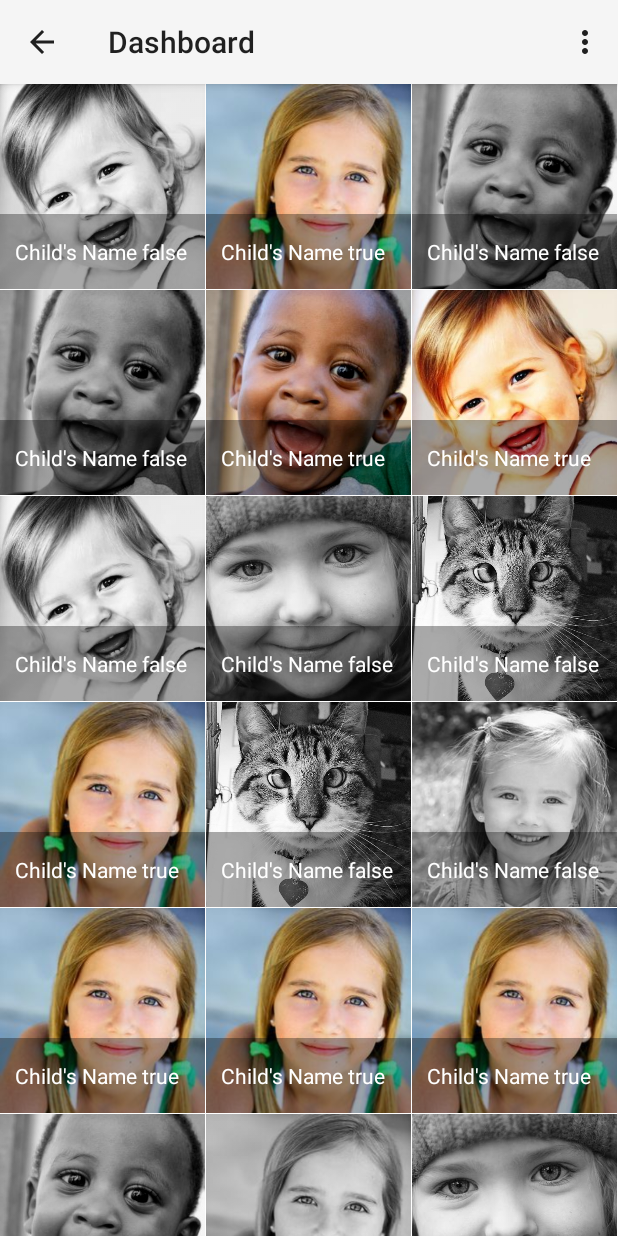
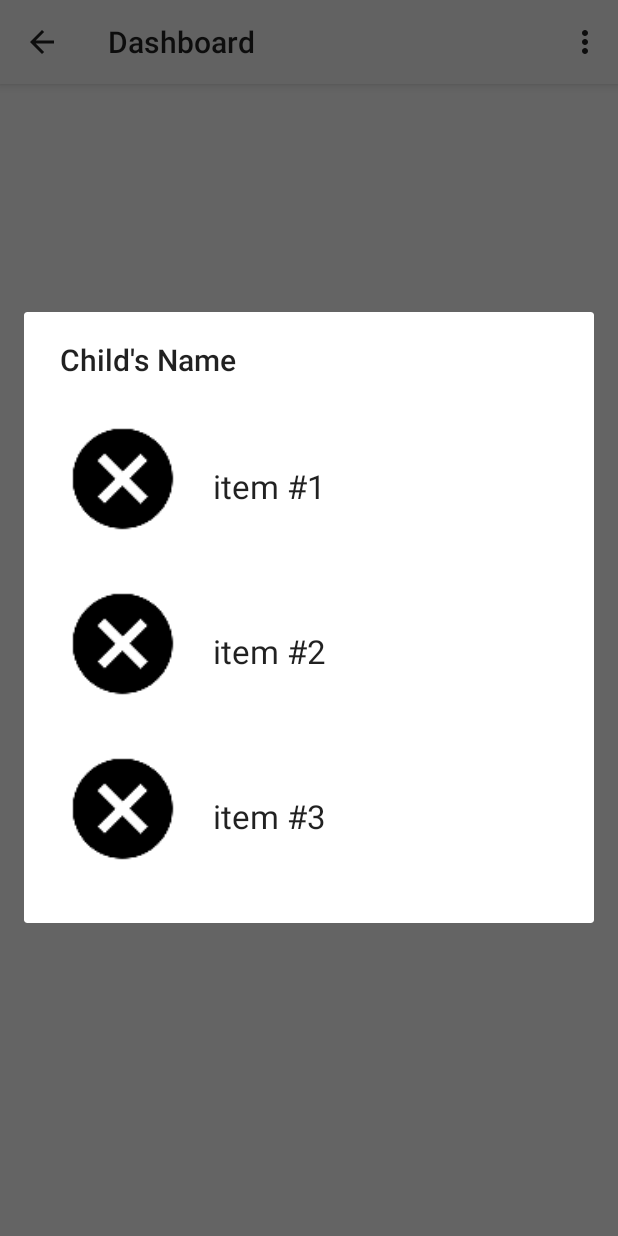
Before and after one commit to rkodde/cowboysenindiana, an Android app: the PresenceListActivity screen opened directly, with no data from a screen before it, after a tap on an icon or button, on a phone screen of 412 x 824 dp. Run offline under Robolectric (Android 15) with nearby library versions, the phone set to English and light mode, and no system bars.

Commit message:
New PresenceListContextMenu functionality:          added PresenceListContextMenuFragment / PresenceListMenuAdapter / precenselist_context_menu.xml / precenselist_context_menu_item.xml

```diff
--- a/CowboysenIndiana/app/build.gradle
+++ b/CowboysenIndiana/app/build.gradle
@@ -22,5 +22,6 @@ android {
 dependencies {
     compile fileTree(dir: 'libs', include: ['*.jar'])
     compile 'com.android.support:support-v4:23.0.1'
+    compile 'com.android.support:appcompat-v7:23.1.0'
     compile files('libs/jdom-2.0.3.jar')
 }
--- /dev/null
+++ b/CowboysenIndiana/app/src/main/java/nl/cowboysenindiana/app/presencelist/PresenceListContextMenuFragment.java
@@ -0,0 +1,117 @@
+package nl.cowboysenindiana.app.presencelist;
+
+import android.app.Dialog;
+import android.app.DialogFragment;
+import android.content.Intent;
+import android.os.Bundle;
+import android.view.View;
+import android.widget.AdapterView;
+import android.widget.ListView;
+
+import java.util.Arrays;
+import java.util.List;
+
+import nl.cowboysenindiana.app.data.ChildToTest;
+import nl.cowboysenindiana.app.editdata.AddChildDetail;
+import nl.cowboysenindiana.app.rooster.cowboysenindiana.R;
+import nl.cowboysenindiana.app.schedule.ScheduleActivity;
+
+/**
+ * PresenceListMenuAdapter class
+ * responsible for presentation the items of PresenceList context menu
+ * @see PresenceListMenuAdapter, DialogFragment
+ * @author Sasha Antipin
+ * @since 24-11-2015
+ * @version 0.1
+ */
+public class PresenceListContextMenuFragment extends DialogFragment {
+
+    public static final String CHILD_BUNDLE = "CHILD_BUNDLE";
+
+    private Intent intent;
+    private Bundle bundle;
+    private ChildToTest child;
+
+    private List<MenuItem> menuItems;
+
+    private PresenceListContextMenuFragment.MenuItem[] f = {
+            new PresenceListContextMenuFragment.MenuItem ("item #1", R.drawable.ic_close_circle_black_48dp),
+            new PresenceListContextMenuFragment.MenuItem ("item #2", R.drawable.ic_close_circle_black_48dp),
+            new PresenceListContextMenuFragment.MenuItem ("item #3", R.drawable.ic_close_circle_black_48dp)
+    };
+
+
+    @Override
+    public Dialog onCreateDialog(Bundle savedInstanceState) {
+
+        getActivity().setContentView(R.layout.precenselist_context_menu);
+        menuItems = Arrays.asList(f);
+        bundle = getArguments();
+        child = new ChildToTest(bundle);
+
+        PresenceListMenuAdapter adapter = new PresenceListMenuAdapter(getActivity(),
+                R.layout.presencelist_context_menu_item,
+                this.menuItems);
+
+        Dialog dialog = new Dialog(getActivity());
+        dialog.setTitle(child.getChildName());
+        dialog.setContentView(R.layout.precenselist_context_menu);
+
+        ListView listView = (ListView) dialog.findViewById(android.R.id.list);
+        listView.setAdapter(adapter);
+
+        listView.setOnItemClickListener(new AdapterView.OnItemClickListener() {
+
+            /**
+             * Callback method to be invoked when an item in this AdapterView has
+             * been clicked.
+             * <p>
+             * Implementers can call getItemAtPosition(position) if they need
+             * to access the data associated with the selected item.
+             *
+             * @param parent   The AdapterView where the click happened.
+             * @param view     The view within the AdapterView that was clicked (this
+             *                 will be a view provided by the adapter)
+             * @param position The position of the view in the adapter.
+             * @param id       The row id of the item that was clicked.
+             */
+            @Override
+            public void onItemClick(AdapterView<?> parent, View view, int position, long id) {
+                switch (position) {
+                    case 0:
+                        intent = new Intent(getActivity(), ScheduleActivity.class);
+                        intent.putExtra(CHILD_BUNDLE, bundle);
+                        startActivity(intent);
+                        break;
+                    case 1:
+                        intent = new Intent(getActivity(), AddChildDetail.class);
+                        intent.putExtra(CHILD_BUNDLE, bundle);
+                        startActivity(intent);
+                        break;
+                    case 3:
+                        intent = new Intent(getActivity(), ScheduleActivity.class);
+                        intent.putExtra(CHILD_BUNDLE, bundle);
+                        startActivity(intent);
+                        break;
+                    default:
+                        // Nothing do!
+                }
+            }
+        });
+
+        return dialog;
+    }
+
+    static class MenuItem {
+        private String menuItem;
+        private int imageResource;
+
+        public String getItemName() {  return menuItem;  }
+        public int getImageResource() {  return imageResource; }
+
+        public MenuItem(String id, int imageResource) {
+            this.menuItem = id;
+            this.imageResource = imageResource;
+        }
+    }
+}
--- /dev/null
+++ b/CowboysenIndiana/app/src/main/java/nl/cowboysenindiana/app/presencelist/PresenceListMenuAdapter.java
@@ -0,0 +1,51 @@
+package nl.cowboysenindiana.app.presencelist;
+
+import android.app.Activity;
+import android.content.Context;
+import android.view.LayoutInflater;
+import android.view.View;
+import android.view.ViewGroup;
+import android.widget.ArrayAdapter;
+import android.widget.ImageView;
+import android.widget.TextView;
+
+import java.util.List;
+
+import nl.cowboysenindiana.app.rooster.cowboysenindiana.R;
+
+/**
+ * PresenceListMenuAdapter class
+ * responsible for presentation the items of PresenceList context menu
+ * @see ArrayAdapter
+ * @author Sasha Antipin
+ * @since 24-11-2015
+ * @version 0.1
+ */
+public class PresenceListMenuAdapter extends ArrayAdapter {
+
+    private Context context;
+    private List<PresenceListContextMenuFragment.MenuItem> menuItems;
+
+    public PresenceListMenuAdapter(Context context, int resource, List<PresenceListContextMenuFragment.MenuItem> objects) {
+        super(context, resource, objects);
+        this.context = context;
+        this.menuItems = objects;
+    }
+
+    @Override
+    public View getView(int position, View convertView, ViewGroup parent) {
+        PresenceListContextMenuFragment.MenuItem item = menuItems.get(position);
+
+        LayoutInflater inflater =
+                (LayoutInflater) context.getSystemService(Activity.LAYOUT_INFLATER_SERVICE);
+        View view = inflater.inflate(R.layout.presencelist_context_menu_item, null);
+
+        ImageView image = (ImageView) view.findViewById(R.id.ivMenuItemImage);
+        image.setImageResource(item.getImageResource());
+
+        TextView tv = (TextView) view.findViewById(R.id.tvMenuItemName);
+        tv.setText(item.getItemName());
+
+        return view;
+    }
+}
--- /dev/null
+++ b/CowboysenIndiana/app/src/main/res/layout/precenselist_context_menu.xml
@@ -0,0 +1,16 @@
+<RelativeLayout xmlns:android="http://schemas.android.com/apk/res/android"
+    xmlns:tools="http://schemas.android.com/tools"
+    android:layout_width="match_parent"
+    android:layout_height="match_parent"
+    android:paddingLeft="@dimen/activity_horizontal_margin"
+    android:paddingRight="@dimen/activity_horizontal_margin"
+    android:paddingTop="@dimen/activity_vertical_margin"
+    android:paddingBottom="@dimen/activity_vertical_margin"
+    tools:context=".PresenceListActivity">
+
+    <ListView
+        android:id="@android:id/list"
+        android:layout_width="match_parent"
+        android:layout_height="wrap_content"></ListView>
+
+</RelativeLayout>
--- /dev/null
+++ b/CowboysenIndiana/app/src/main/res/layout/presencelist_context_menu_item.xml
@@ -0,0 +1,28 @@
+<?xml version="1.0" encoding="utf-8"?>
+<!-- The background enables the activation appearance on tablets -->
+<RelativeLayout xmlns:android="http://schemas.android.com/apk/res/android"
+    android:layout_width="match_parent"
+    android:layout_height="wrap_content"
+    android:background="?android:attr/activatedBackgroundIndicator"
+    android:paddingBottom="10dp">
+
+    <ImageView
+        android:id="@+id/ivMenuItemImage"
+        android:layout_width="80dp"
+        android:layout_height="80dp"
+        android:layout_alignParentLeft="true"
+        android:layout_alignParentTop="true"
+        android:layout_margin="10dp"
+        android:contentDescription="Placeholder" />
+
+    <TextView
+        android:id="@+id/tvMenuItemName"
+        android:layout_width="wrap_content"
+        android:layout_height="wrap_content"
+        android:layout_centerVertical="true"
+        android:layout_marginLeft="10dp"
+        android:layout_toRightOf="@+id/ivMenuItemImage"
+        android:text="Placeholder"
+        android:textAppearance="?android:attr/textAppearanceLarge"/>
+
+</RelativeLayout>
--- a/CowboysenIndiana/app/src/main/res/menu/context_menu.xml
+++ /dev/null
@@ -1,25 +0,0 @@
-<menu xmlns:android="http://schemas.android.com/apk/res/android"
-    xmlns:tools="http://schemas.android.com/tools"
-    tools:context="nl.cowboysenindiana.app.rooster.cowboysenindiana.PresenceListActivity">
-
-    <item
-        android:id="@+id/menu_item1"
-        android:orderInCategory="100"
-        android:showAsAction="never"
-        android:title="Get item #1" />
-    <item
-        android:id="@+id/menu_item2"
-        android:orderInCategory="100"
-        android:showAsAction="never"
-        android:title="Get item #2" />
-    <item
-        android:id="@+id/menu_item3"
-        android:orderInCategory="100"
-        android:showAsAction="never"
-        android:title="Get item #3" />
-    <item
-        android:id="@+id/menu_item4"
-        android:orderInCategory="100"
-        android:showAsAction="never"
-        android:title="Get item #4" />
-</menu>
```
Also changed, not shown: CowboysenIndiana/app/src/main/java/nl/cowboysenindiana/app/rooster/cowboysenindiana/PresenceListActivity.java (+21 -94 lines), 1 other file.
